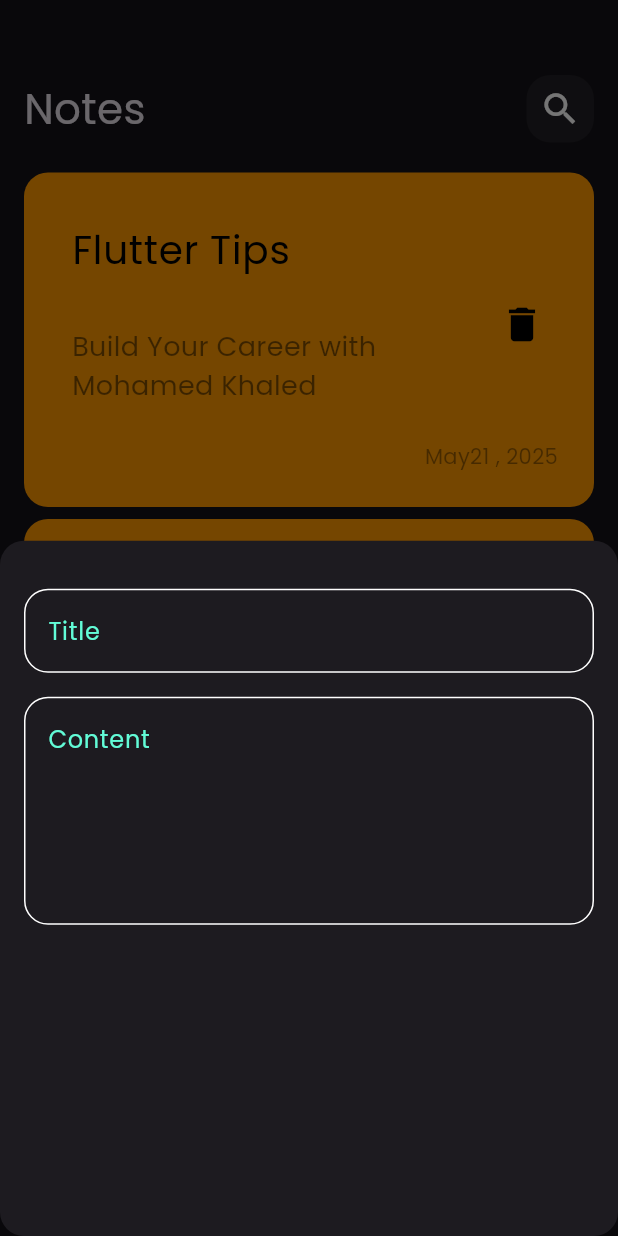
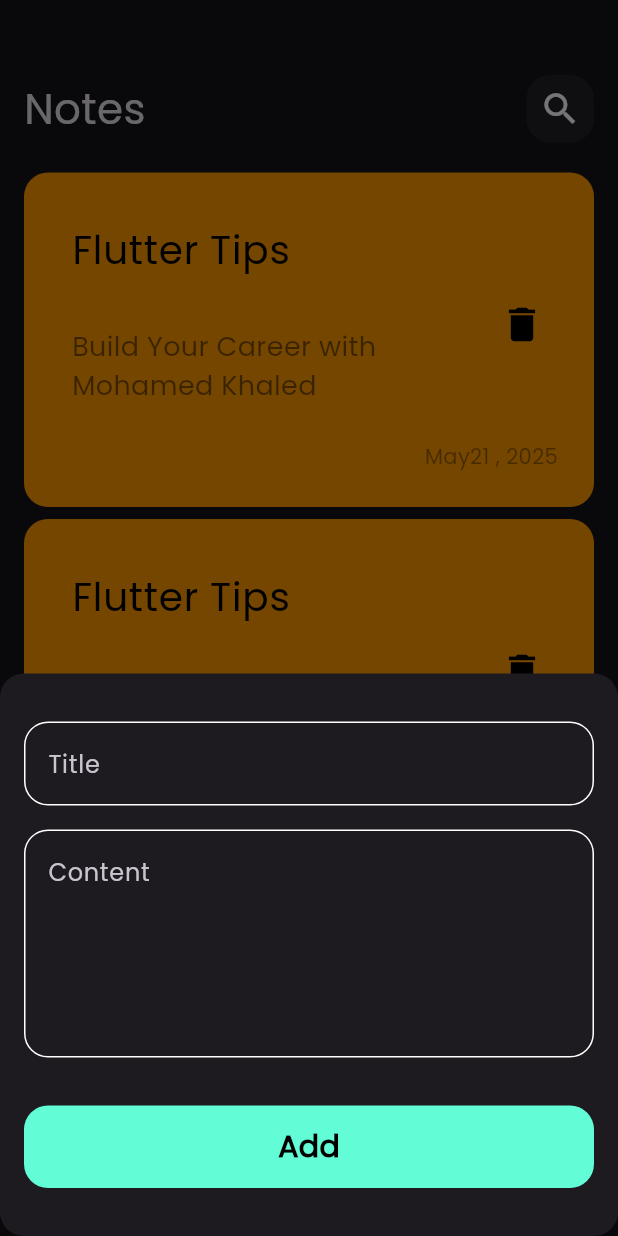
Before and after one commit to mohamed-khaled-ezz/note_app, a Flutter app: the screen it shows after launch, after a tap on the "add" icon, on a phone screen of 412 x 824 dp. Run offline on Flutter 3.47's test engine with Material 3 defaults, Android fonts, the phone set to English and light mode, and no system bars.

Commit message:
finish note botton sheet

```diff
--- a/lib/views/notes_view.dart
+++ b/lib/views/notes_view.dart
@@ -11,21 +11,21 @@ class NotesView extends StatelessWidget {
       floatingActionButton: FloatingActionButton(
         shape: CircleBorder(),
         backgroundColor: Colors.blueAccent[200],
-        child: Icon(Icons.add,color: Colors.black,),
+        child: Icon(Icons.add, color: Colors.black),
         onPressed: () {
           showModalBottomSheet(
-            shape: RoundedRectangleBorder(borderRadius: BorderRadiusGeometry.circular(16)),
-            context: context, builder: (context) {
-            return AddNoteBottomSheet();
-          },);
+            shape: RoundedRectangleBorder(
+              borderRadius: BorderRadiusGeometry.circular(16),
+            ),
+            context: context,
+            builder: (context) {
+              return AddNoteBottomSheet();
+            },
+          );
+        },
+      ),
 
-
-      },),
-
-      body:const NotesViewBody(),
-
-
-
+      body: const NotesViewBody(),
     );
   }
 }
--- a/lib/widgets/add_note_bottom_sheet.dart
+++ b/lib/widgets/add_note_bottom_sheet.dart
@@ -1,4 +1,6 @@
 import 'package:flutter/material.dart';
+import 'package:note_app/constants.dart';
+import 'package:note_app/widgets/custom_button.dart';
 import 'package:note_app/widgets/custom_text_field.dart';
 
 class AddNoteBottomSheet extends StatelessWidget {
@@ -8,13 +10,20 @@ class AddNoteBottomSheet extends StatelessWidget {
   Widget build(BuildContext context) {
     return Padding(
       padding: const EdgeInsets.symmetric(horizontal: 16),
+      child: SingleChildScrollView(
         child: Column(
           children: [
             SizedBox(height: 32),
             CustomTextField(hint: 'Title'),
             SizedBox(height: 16),
-          CustomTextField(hint: 'Content',maxlines: 5),
+            CustomTextField(hint: 'Content', maxlines: 5),
+            SizedBox(height: 32),
+
+            CustomButton(),
+            SizedBox(height: 32),
+
           ],
+        ),
       ),
     );
   }
--- /dev/null
+++ b/lib/widgets/custom_button.dart
@@ -0,0 +1,21 @@
+import 'package:flutter/material.dart';
+import 'package:note_app/constants.dart';
+
+class CustomButton extends StatelessWidget {
+  const CustomButton({super.key});
+
+  @override
+  Widget build(BuildContext context) {
+    return Container(
+      decoration: BoxDecoration(
+          color: kPrimaryoColor,
+          borderRadius: BorderRadius.circular(16)
+      ),
+
+
+      width: MediaQuery.of(context).size.width,
+      height: 55,
+      child: Center(child: Text('Add',style: TextStyle(color: Colors.black,fontSize: 20,fontWeight: FontWeight.bold),)),
+    );
+  }
+}
--- a/lib/widgets/custom_text_field.dart
+++ b/lib/widgets/custom_text_field.dart
@@ -15,7 +15,7 @@ class CustomTextField extends StatelessWidget {
       decoration: InputDecoration(
 
         hintText: hint,
-        hintStyle:const TextStyle(color: kPrimaryoColor),
+        // hintStyle:const TextStyle(color: kPrimaryoColor),
 
         border: buildBorder(),
       enabledBorder: buildBorder(),
```
Lines whose indentation alone changed are shown as unchanged.
